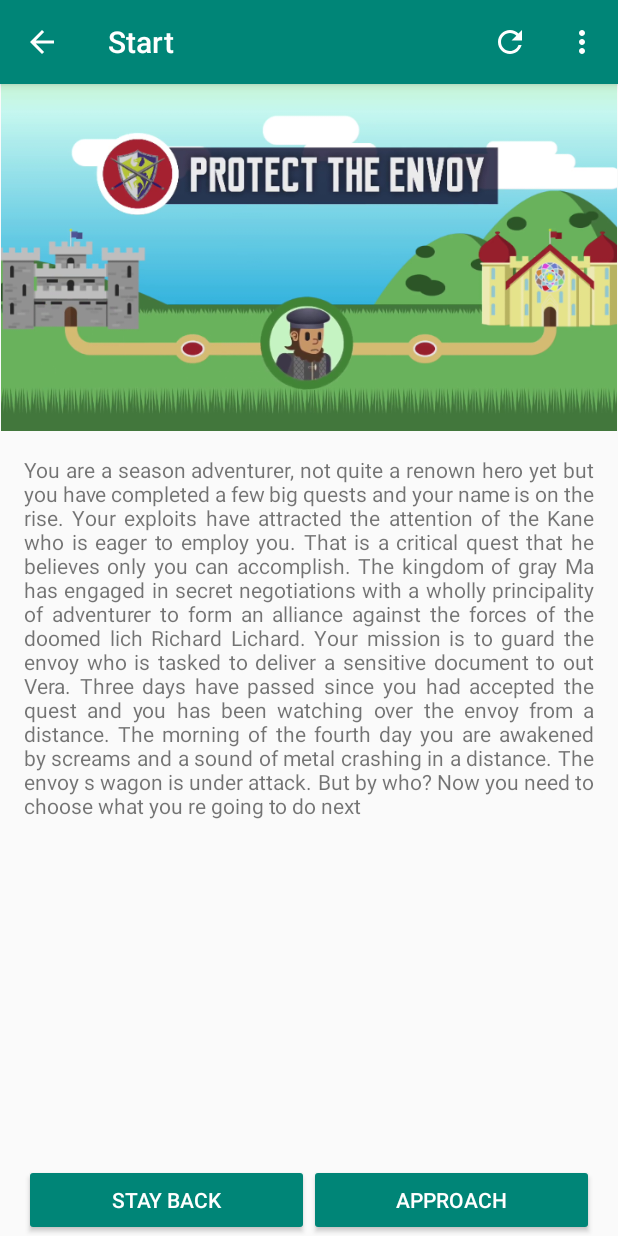
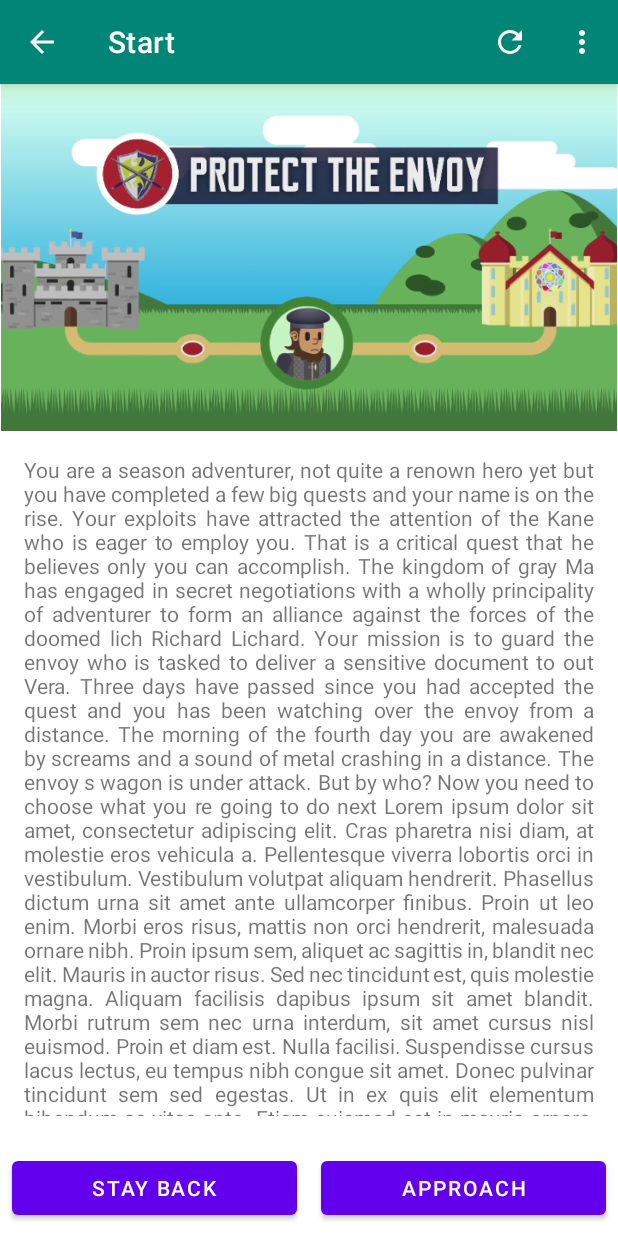
Before and after one commit to rurickdev/ChooseYourClass, an Android app: the screen it shows after launch (MainActivity), after a tap on "START", on a phone screen of 412 x 824 dp. Run offline under Robolectric (Android 15) with nearby library versions, the phone set to English and light mode, and no system bars.

Commit message:
Migrated to Androidx

```diff
--- a/app/src/main/java/com/mosiacogeek/chyc/MainActivity.java
+++ b/app/src/main/java/com/mosiacogeek/chyc/MainActivity.java
@@ -2,10 +2,13 @@ package com.mosiacogeek.chyc;
 
 import android.content.Intent;
 import android.os.Handler;
+/*
 import android.support.v7.app.ActionBar;
 import android.support.v7.app.AppCompatActivity;
 import android.support.v7.widget.Toolbar;
+*/
 import android.os.Bundle;
+import android.text.method.ScrollingMovementMethod;
 import android.util.Log;
 import android.view.Menu;
 import android.view.MenuItem;
@@ -17,6 +20,10 @@ import android.widget.TextView;
 
 import java.util.EmptyStackException;
 import java.util.Stack;
+
+import androidx.appcompat.app.ActionBar;
+import androidx.appcompat.app.AppCompatActivity;
+import androidx.appcompat.widget.Toolbar;
 
 public class MainActivity extends AppCompatActivity {
 
@@ -187,6 +194,7 @@ public class MainActivity extends AppCompatActivity {
                 "",
                 "",
                 R.string.question_one);
+        pregunta.setMovementMethod(new ScrollingMovementMethod());
 
     }
 
--- a/app/src/main/res/layout/activity_about.xml
+++ b/app/src/main/res/layout/activity_about.xml
@@ -1,5 +1,5 @@
 <?xml version="1.0" encoding="utf-8"?>
-<android.support.constraint.ConstraintLayout
+<androidx.constraintlayout.widget.ConstraintLayout
     xmlns:android="http://schemas.android.com/apk/res/android"
     xmlns:app="http://schemas.android.com/apk/res-auto"
     xmlns:tools="http://schemas.android.com/tools"
@@ -12,7 +12,7 @@
         android:layout_height="match_parent"
         android:orientation="vertical">
 
-        <android.support.v7.widget.Toolbar
+        <androidx.appcompat.widget.Toolbar
             android:id="@+id/my_action_bar_about"
             android:layout_width="match_parent"
             android:layout_height="?attr/actionBarSize"
@@ -65,6 +65,4 @@
 
         </LinearLayout>
     </LinearLayout>
-
-
-</android.support.constraint.ConstraintLayout>
+</androidx.constraintlayout.widget.ConstraintLayout>
--- a/app/src/main/res/layout/activity_main.xml
+++ b/app/src/main/res/layout/activity_main.xml
@@ -1,5 +1,6 @@
 <?xml version="1.0" encoding="utf-8"?>
-<android.support.constraint.ConstraintLayout xmlns:android="http://schemas.android.com/apk/res/android"
+<androidx.constraintlayout.widget.ConstraintLayout
+    xmlns:android="http://schemas.android.com/apk/res/android"
     xmlns:app="http://schemas.android.com/apk/res-auto"
     xmlns:tools="http://schemas.android.com/tools"
     android:layout_width="match_parent"
@@ -12,7 +13,7 @@
         android:layout_height="match_parent"
         android:orientation="vertical">
 
-        <android.support.v7.widget.Toolbar
+        <androidx.appcompat.widget.Toolbar
             android:id="@+id/my_action_bar"
             android:layout_width="match_parent"
             android:layout_height="?attr/actionBarSize"
@@ -36,9 +37,12 @@
             android:padding="16dp"
             android:justificationMode="inter_word"
             android:text="@string/text_presentation"
-            android:layout_below="@id/img_cabecera"/>
+            android:layout_below="@id/img_cabecera"
+            android:layout_above="@+id/main_layout_buttons"
+            android:scrollbars="vertical"/>
 
         <LinearLayout
+            android:id="@+id/main_layout_buttons"
             android:layout_width="match_parent"
             android:layout_height="wrap_content"
             android:layout_alignParentBottom="true"
@@ -49,14 +53,14 @@
                 android:layout_width="match_parent"
                 android:layout_height="wrap_content"
                 android:orientation="horizontal"
-                android:tag="presentacion"
-                android:paddingHorizontal="16dp">
+                android:tag="presentacion">
 
                 <Button
                     android:id="@+id/btn1"
                     android:layout_width="0dp"
                     android:layout_height="wrap_content"
                     android:layout_weight="1"
+                    android:layout_margin="8dp"
                     android:text="@string/btn_start"
                     android:theme="@style/MyButton"
                     android:tag="start"
@@ -67,6 +71,7 @@
                     android:layout_width="0dp"
                     android:layout_height="wrap_content"
                     android:layout_weight="1"
+                    android:layout_margin="8dp"
                     android:text="@string/btn_approach"
                     android:theme="@style/MyButton"
                     android:tag="approach"
@@ -80,14 +85,14 @@
                 android:layout_height="wrap_content"
                 android:orientation="horizontal"
                 android:gravity="center"
-                android:tag="start"
-                android:paddingHorizontal="16dp">
+                android:tag="start">
 
                 <Button
                     android:id="@+id/btn3"
                     android:layout_width="0dp"
                     android:layout_height="wrap_content"
                     android:layout_weight="1"
+                    android:layout_margin="8dp"
                     android:text="@string/btn_stayBack"
                     android:theme="@style/MyButton"
                     android:tag="boton3"
@@ -99,6 +104,7 @@
                     android:layout_width="0dp"
                     android:layout_height="wrap_content"
                     android:layout_weight="1"
+                    android:layout_margin="8dp"
                     android:text="@string/btn_chargeAhead"
                     android:theme="@style/MyButton"
                     android:tag="boton4"
@@ -107,4 +113,4 @@
             </LinearLayout>
         </LinearLayout>
     </RelativeLayout>
-</android.support.constraint.ConstraintLayout>
+</androidx.constraintlayout.widget.ConstraintLayout>
--- a/app/src/main/res/values/strings.xml
+++ b/app/src/main/res/values/strings.xml
@@ -14,7 +14,16 @@
         <item>Barbarian</item>
     </string-array>
     <!-- Questions -->
-    <string name="question_one">You are a season adventurer, not quite a renown hero yet but you have completed a few big quests and your name is on the rise. Your exploits have attracted the attention of the Kane who is eager to employ you. That is a critical quest that he believes only you can accomplish. The kingdom of gray Ma has engaged in secret negotiations with a wholly principality of adventurer to form an alliance against the forces of the doomed lich Richard Lichard. Your mission is to guard the envoy who is tasked to deliver a sensitive document to out Vera. Three days have passed since you had accepted the quest and you has been watching over the envoy from a distance. The morning of the fourth day you are awakened by screams and a sound of metal crashing in a distance. The envoy s wagon is under attack. But by who? Now you need to choose what you re going to do next</string>
+    <string name="question_one">You are a season adventurer, not quite a renown hero yet but you have completed a few big quests and your name is on the rise. Your exploits have attracted the attention of the Kane who is eager to employ you. That is a critical quest that he believes only you can accomplish. The kingdom of gray Ma has engaged in secret negotiations with a wholly principality of adventurer to form an alliance against the forces of the doomed lich Richard Lichard. Your mission is to guard the envoy who is tasked to deliver a sensitive document to out Vera. Three days have passed since you had accepted the quest and you has been watching over the envoy from a distance. The morning of the fourth day you are awakened by screams and a sound of metal crashing in a distance. The envoy s wagon is under attack. But by who? Now you need to choose what you re going to do next
+    Lorem ipsum dolor sit amet, consectetur adipiscing elit. Cras pharetra nisi diam, at molestie eros vehicula a. Pellentesque viverra lobortis orci in vestibulum. Vestibulum volutpat aliquam hendrerit. Phasellus dictum urna sit amet ante ullamcorper finibus. Proin ut leo enim. Morbi eros risus, mattis non orci hendrerit, malesuada ornare nibh. Proin ipsum sem, aliquet ac sagittis in, blandit nec elit. Mauris in auctor risus. Sed nec tincidunt est, quis molestie magna.
+
+Aliquam facilisis dapibus ipsum sit amet blandit. Morbi rutrum sem nec urna interdum, sit amet cursus nisl euismod. Proin et diam est. Nulla facilisi. Suspendisse cursus lacus lectus, eu tempus nibh congue sit amet. Donec pulvinar tincidunt sem sed egestas. Ut in ex quis elit elementum bibendum ac vitae ante. Etiam euismod est in mauris ornare, sed rutrum massa condimentum. Morbi pretium rutrum purus, id ullamcorper tellus pharetra sit amet. Duis sit amet dolor eget ipsum placerat posuere vel non sem.
+
+Phasellus ac libero at tortor gravida aliquam. Nam eu turpis ultrices, aliquam elit non, hendrerit lorem. Aenean venenatis tristique enim auctor volutpat. Maecenas tincidunt sapien interdum enim egestas, congue hendrerit elit hendrerit. Nulla facilisi. Morbi urna lectus, pharetra et nisi non, condimentum lobortis libero. Nullam lobortis metus orci. Ut at finibus enim, sit amet mattis nisi. Nunc elit ipsum, aliquam sed convallis a, ultricies vitae nibh. Duis sagittis, sapien vel porttitor tempor, quam purus molestie elit, non tempus massa erat ac erat.
+
+Suspendisse fermentum mollis metus sit amet rutrum. Nulla non efficitur eros. Cras hendrerit tristique lorem. Ut sodales elementum lorem, vel dapibus est tincidunt vel. Fusce eleifend ipsum eu enim vehicula rhoncus. Donec mattis mi eu sagittis euismod. Ut non purus sed ipsum tristique facilisis blandit non lorem. Suspendisse lorem turpis, vehicula at vestibulum blandit, aliquam at tortor. Aliquam erat volutpat. Praesent risus risus, porta vel tempus eu, malesuada sit amet turpis. In tristique posuere lacus fermentum dictum. Sed dui nisl, aliquam at lorem vitae, rutrum feugiat felis.
+
+Fusce finibus risus et leo sagittis lacinia in non sapien. Sed et semper sapien, ut mollis est. Sed vulputate eros feugiat sapien pellentesque tempus. Praesent lorem velit, sodales vel libero nec, posuere dictum ante. In sit amet egestas urna, eu dapibus lectus. Vestibulum eleifend eget sem scelerisque euismod. Etiam justo dolor, ultrices ornare euismod sed, venenatis ut tortor. Cras in sapien sagittis, egestas metus pharetra, tincidunt mauris.</string>
     <string name="question_two_stay">By staying back, you can study the scene carefully from the distance. You have learned that the envoy is being attacked by a band of orcs &amp; goblins. How are you going to deal with this problem?</string>
     <string name="question_two_stay_magic">You have chosen to deal with the problem using magic. What kind of magic?</string>
     <string name="question_two_stay_tactics">You have chosen to clever tactics to overcome them. What s your plan?</string>
--- a/app/src/main/res/values/styles.xml
+++ b/app/src/main/res/values/styles.xml
@@ -1,17 +1,15 @@
 <resources>
 
     <!-- Base application theme. -->
-    <style name="AppTheme" parent="Theme.AppCompat.Light.NoActionBar">
+    <style name="AppTheme" parent="Theme.MaterialComponents.Light.NoActionBar">
         <!-- Customize your theme here. -->
         <item name="colorPrimary">@color/colorPrimary</item>
         <item name="colorPrimaryDark">@color/colorPrimaryDark</item>
         <item name="colorAccent">@color/colorAccent</item>
     </style>
 
-    <style name="MyButton" parent="Theme.AppCompat.Light">
-        <item name="colorControlHighlight">@color/colorPrimaryDark</item>
-        <item name="colorButtonNormal">@color/colorPrimary</item>
-        <item name="android:textColor">#ffffff</item>
+    <style name="MyButton" parent="Theme.MaterialComponents.Light">
+        <item name="colorAccent">@color/colorPrimary</item>
     </style>
 
 </resources>
```
Also changed, not shown: app/src/main/java/com/mosiacogeek/chyc/About.java (+10 -3 lines).
